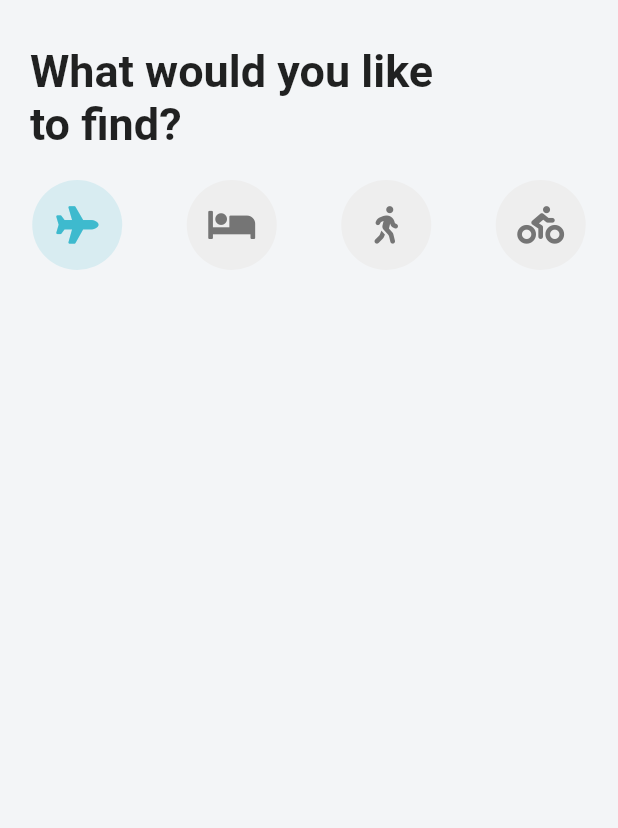
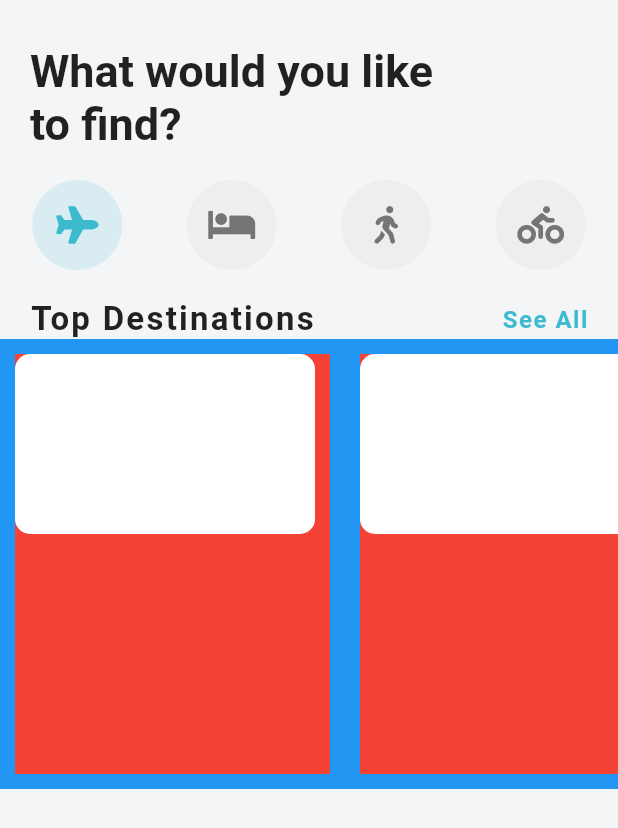
Before and after one commit to ndang6/travel_flutter, a Flutter app: the screen it shows after launch, on a phone screen of 412 x 824 dp. Shown: the top 828 px of the screen. Run offline on Flutter 3.47's test engine with Material 2 defaults, Android fonts, the phone set to English and light mode, and no system bars; our stand-ins replace font_awesome_flutter.

```diff
--- a/lib/screens/home_screen.dart
+++ b/lib/screens/home_screen.dart
@@ -1,4 +1,5 @@
 import 'package:flutter/material.dart';
+import 'package:flutter_travel_ui_starter/widgets/destination_carousel.dart';
 import 'package:font_awesome_flutter/font_awesome_flutter.dart';
 
 class HomeScreen extends StatefulWidget {
@@ -71,6 +72,8 @@ class _HomeScreenState extends State<HomeScreen> {
                   )
                   .toList(),
             ),
+            SizedBox(height: 20.0),
+            DestinationCarousel(),
           ],
         ),
       ),
--- /dev/null
+++ b/lib/widgets/destination_carousel.dart
@@ -0,0 +1,66 @@
+import 'package:flutter/material.dart';
+import 'package:flutter_travel_ui_starter/models/destination_model.dart';
+
+class DestinationCarousel extends StatelessWidget {
+  @override
+  Widget build(BuildContext context) {
+    return Column(
+      children: [
+        Padding(
+          padding: EdgeInsets.symmetric(horizontal: 20.0),
+          child: Row(
+            mainAxisAlignment: MainAxisAlignment.spaceBetween,
+            children: <Widget>[
+              Text(
+                'Top Destinations',
+                style: TextStyle(
+                  fontSize: 22.0,
+                  fontWeight: FontWeight.bold,
+                  letterSpacing: 1.5,
+                ),
+              ),
+              GestureDetector(
+                onTap: () => print('See all'),
+                child: Text('See All',
+                    style: TextStyle(
+                      color: Theme.of(context).primaryColor,
+                      fontSize: 16.0,
+                      fontWeight: FontWeight.w600,
+                      letterSpacing: 1.0,
+                    )),
+              ),
+            ],
+          ),
+        ),
+        Container(
+          height: 300.0,
+          color: Colors.blue,
+          child: ListView.builder(
+            scrollDirection: Axis.horizontal,
+            itemCount: destinations.length,
+            itemBuilder: (BuildContext context, int index) {
+              Destination destination = destinations[index];
+              return Container(
+                margin: EdgeInsets.all(10.0),
+                width: 210.0,
+                color: Colors.red,
+                child: Stack(
+                  children: <Widget>[
+                    Container(
+                      height: 120.0,
+                      width: 200.0,
+                      decoration: BoxDecoration(
+                        color: Colors.white,
+                        borderRadius: BorderRadius.circular(10.0),
+                      ),
+                    )
+                  ],
+                ),
+              );
+            },
+          ),
+        )
+      ],
+    );
+  }
+}
```
Also changed, not shown: 1.png (added).
